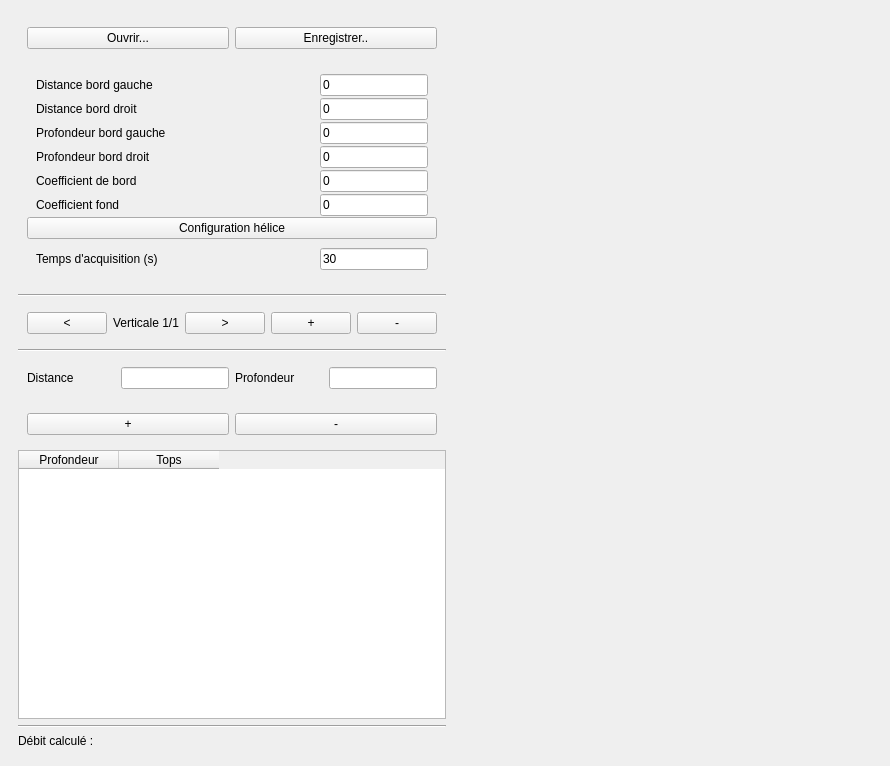
Qt form mainwindow.ui (vincentheynderickx/depjau-v2) before a commit.
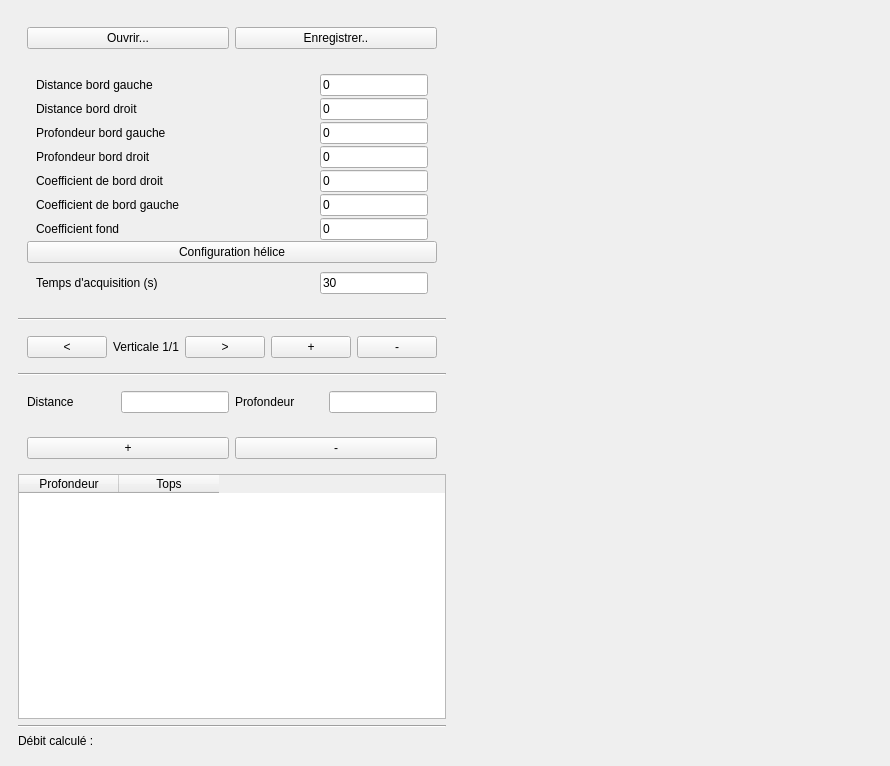
The same form after that commit. Custom widgets are drawn as their Qt base class.

Commit message: fin de la correction des coeff de bord

Diff of the .ui file:
```diff
--- a/mainwindow.ui
+++ b/mainwindow.ui
@@ -211,7 +211,7 @@
              <item>
               <widget class="QLabel" name="label_4">
                <property name="text">
-                <string>Coefficient de bord</string>
+                <string>Coefficient de bord droit</string>
                </property>
               </widget>
              </item>
@@ -231,6 +231,62 @@
             </layout>
            </widget>
           </item>
+          <item>
+           <widget class="QWidget" name="widget_3" native="true">
+            <property name="sizePolicy">
+             <sizepolicy hsizetype="Preferred" vsizetype="Preferred">
+              <horstretch>0</horstretch>
+              <verstretch>0</verstretch>
+             </sizepolicy>
+            </property>
+            <layout class="QHBoxLayout" name="horizontalLayout_12">
+             <property name="topMargin">
+              <number>1</number>
+             </property>
+             <property name="bottomMargin">
+              <number>1</number>
+             </property>
+             <item>
+              <widget class="QLabel" name="label_8">
+               <property name="sizePolicy">
+                <sizepolicy hsizetype="Preferred" vsizetype="Maximum">
+                 <horstretch>0</horstretch>
+                 <verstretch>0</verstretch>
+                </sizepolicy>
+               </property>
+               <property name="lineWidth">
+                <number>1</number>
+               </property>
+               <property name="text">
+                <string>Coefficient de bord gauche</string>
+               </property>
+               <property name="margin">
+                <number>0</number>
+               </property>
+               <property name="indent">
+                <number>-1</number>
+               </property>
+              </widget>
+             </item>
+             <item>
+              <widget class="QLineEdit" name="input_coef_bg">
+               <property name="sizePolicy">
+                <sizepolicy hsizetype="Fixed" vsizetype="Fixed">
+                 <horstretch>0</horstretch>
+                 <verstretch>0</verstretch>
+                </sizepolicy>
+               </property>
+               <property name="text">
+                <string>0</string>
+               </property>
+               <property name="maxLength">
+                <number>32770</number>
+               </property>
+              </widget>
+             </item>
+            </layout>
+           </widget>
+          </item>
           <item>
            <widget class="QWidget" name="w_cf" native="true">
             <layout class="QHBoxLayout" name="horizontalLayout_4">
```
The commit also changes 1 other file.
